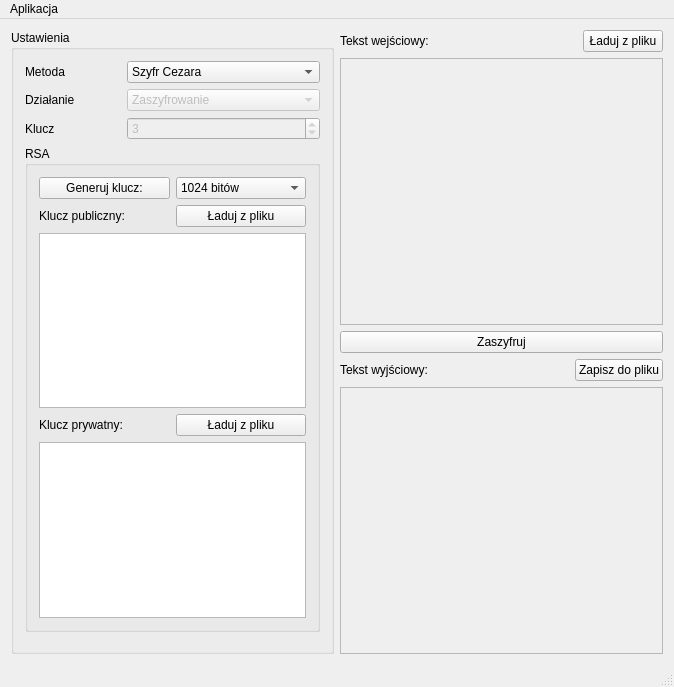
This is mainwindow.ui in pbanaszkiewicz/Khrypto as Qt 5 draws it before an edit. The edited form follows.
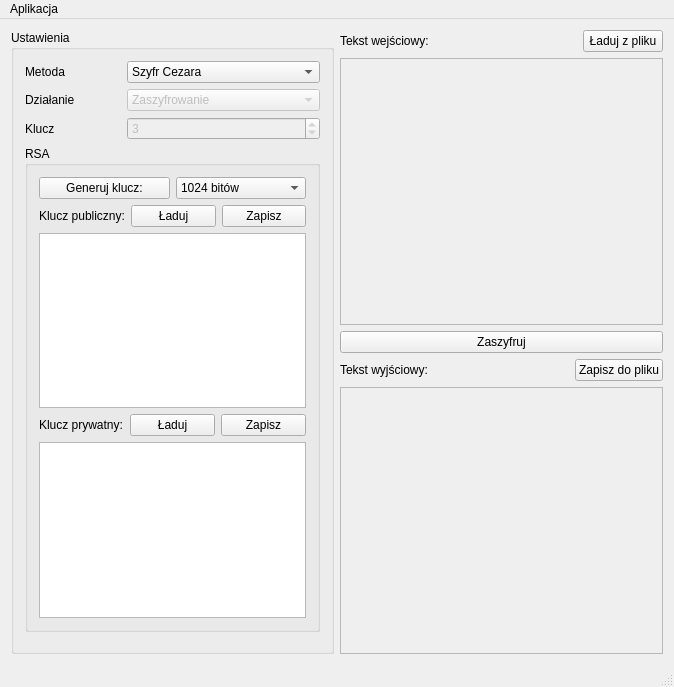
This is the edited form. Icons and pictures are not drawn.

The edit to the form file:
```diff
--- a/mainwindow.ui
+++ b/mainwindow.ui
@@ -192,7 +192,14 @@
             <item>
              <widget class="QPushButton" name="btnLoad2">
               <property name="text">
-               <string>Ładuj z pliku</string>
+               <string>Ładuj</string>
+              </property>
+             </widget>
+            </item>
+            <item>
+             <widget class="QPushButton" name="btnRSASave1">
+              <property name="text">
+               <string>Zapisz</string>
               </property>
              </widget>
             </item>
@@ -213,7 +220,14 @@
             <item>
              <widget class="QPushButton" name="btnLoad3">
               <property name="text">
-               <string>Ładuj z pliku</string>
+               <string>Ładuj</string>
+              </property>
+             </widget>
+            </item>
+            <item>
+             <widget class="QPushButton" name="btnRSASave2">
+              <property name="text">
+               <string>Zapisz</string>
               </property>
              </widget>
             </item>
```
Left out of the diff: 26 changed lines with no effect on the pictures.
